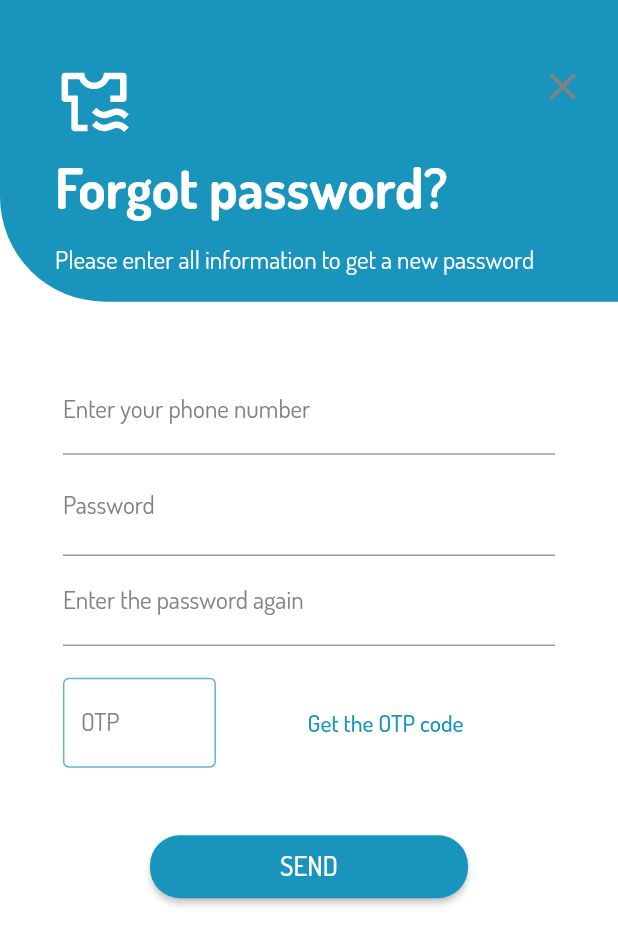
After one commit to HoDucDuy20/graceful_shop_mobile, a Flutter app: the ForgotPass screen opened directly, on a phone screen of 412 x 824 dp. The commit adds this screen. Shown: the top 945 px of the screen. Run offline on Flutter 3.47's test engine with Material 2 defaults, Android fonts, the phone set to English and light mode, and no system bars; our stand-ins replace carousel_slider, dots_indicator, flutter_datetime_picker, flutter_html, flutter_rating_bar, flutter_svg and 5 more; accounts and stored records are empty; network calls fail.

Commit message:
forgot_pass

```diff
--- a/graceful_shop/lib/controllers/invoice_controller.dart
+++ b/graceful_shop/lib/controllers/invoice_controller.dart
@@ -126,6 +126,8 @@ class InvoiceController extends GetxController {
       return;
     }
 
+    isLoading.value = true;
+
     var responseData = await RemoteService.cancelInvoice(userController.token.value, invoiceId, reason);
 
     if (responseData != null) {
@@ -150,6 +152,8 @@ class InvoiceController extends GetxController {
         snackPosition: SnackPosition.BOTTOM,
       );
     }
+
+    isLoading.value = false;
   }
 
   void getInvoiceDetail(Invoice invoice) async {
--- a/graceful_shop/lib/controllers/user_controller.dart
+++ b/graceful_shop/lib/controllers/user_controller.dart
@@ -72,9 +72,9 @@ class UserController extends GetxController {
     isLoading.value = false;
   }
 
-  void register(String name, String phone, String pass) async {
+  void register(String name, String phone, String email, String pass) async {
     isLoading.value = true;
-    var responseData = await RemoteService.register(name, phone, pass);
+    var responseData = await RemoteService.register(name, phone, email, pass);
     if (responseData != null) {
       int status = responseData.status;
       if (status == 0) {
@@ -194,4 +194,54 @@ class UserController extends GetxController {
     }
     isLoading.value = false;
   }
+
+  void forgotPass(String phone, String otp, String newPass) async {
+    isLoading.value = true;
+    var responseData = await RemoteService.forgotPass(phone, otp, newPass);
+    if (responseData != null) {
+      int status = responseData.status;
+      if (status == 0) {
+        Get.back();
+        Get.snackbar(
+          'SuccessfullyRetrievedPassword'.tr,
+          'FillInInformation'.tr,
+          snackPosition: SnackPosition.BOTTOM,
+        );
+      } else {
+        Get.snackbar(
+          'RetrievingPasswordFailed'.tr,
+          responseData.message,
+          snackPosition: SnackPosition.BOTTOM,
+        );
+      }
+    } else {
+      Get.snackbar(
+        'FailedAction'.tr,
+        'AnErrorOccurred'.tr,
+        snackPosition: SnackPosition.BOTTOM,
+      );
+    }
+    isLoading.value = false;
+  }
+
+  static void back() {
+    Get.back();
+  }
+
+  void requestOtp(String phone) async {
+    var responseData = await RemoteService.requestOtp(phone);
+    if (responseData != null) {
+      int status = responseData.status;
+      if (status == 0) {
+        // showSuccess('SendOtpSuccessfully'.tr);
+        // Future.delayed(const Duration(milliseconds: 300), back);
+      }
+    } else {
+      Get.snackbar(
+        'FailedAction'.tr,
+        'AnErrorOccurred'.tr,
+        snackPosition: SnackPosition.BOTTOM,
+      );
+    }
+  }
 }
--- a/graceful_shop/lib/resources/multiple_language/languages/st_en_us.dart
+++ b/graceful_shop/lib/resources/multiple_language/languages/st_en_us.dart
@@ -30,6 +30,8 @@ const Map<String, String> en = {
   'RequiredNameMax': 'Name up to 40 characters',
   'RegistrationFailed': 'Registration failed',
   'SignUpSuccess': 'Sign up success',
+  'RequiredEmail': 'Email cannot be blank',
+  'CorrectEmail': 'Please enter the correct email',
   //Home
   'Search': 'Search',
   'SeeMore': 'See more',
@@ -162,6 +164,7 @@ const Map<String, String> en = {
   'Canceled': 'Canceled',
   'InvoiceCode': 'Invoice code',
   'DateFounded': 'Date founded',
+  'InvoiceDetails': 'Invoice details',
   'ReasonForCancellation': 'Reason for cancellation',
   'CancelOrderSuccess': 'Cancel order successfully',
   'OrderCanceledBy': 'Order canceled by',
@@ -180,4 +183,12 @@ const Map<String, String> en = {
   'YouHaveNotStars': 'You have not rated the number of stars',
   'PleaseVote': 'Please vote for the product',
   'SuccessfulEvaluation': 'Successful evaluation!',
+  //ForgotPass
+  'ForgotPassTitle': 'Please enter all information to get a new password',
+  'GetOtp': 'Get the OTP code',
+  'RequiredOtp': 'OTP cannot be left blank',
+  'SuccessfullyRetrievedPassword': 'Successfully retrieved password',
+  'RetrievingPasswordFailed': 'Retrieving password failed',
+  'SendOtpSuccessfully': 'Send otp successfully',
+  'Second': 'Second',
 };
--- a/graceful_shop/lib/resources/multiple_language/languages/st_vi_vn.dart
+++ b/graceful_shop/lib/resources/multiple_language/languages/st_vi_vn.dart
@@ -30,6 +30,8 @@ const Map<String, String> vi = {
   'RequiredNameMax': 'Họ tên tối đa 40 ký tự',
   'RegistrationFailed': 'Đăng ký thất bại',
   'SignUpSuccess': 'Đăng ký thành công',
+  'RequiredEmail': 'Email không được để trống',
+  'CorrectEmail': 'Vui lòng nhập đúng email',
   //Home
   'Search': 'Tìm kiếm',
   'SeeMore': 'Xem thêm',
@@ -181,4 +183,12 @@ const Map<String, String> vi = {
   'YouHaveNotStars': 'Bạn chưa đánh giá số sao',
   'PleaseVote': 'Vui lòng bình chọn cho sản phẩm',
   'SuccessfulEvaluation': 'Đánh giá thành công!',
+  //ForgotPass
+  'ForgotPassTitle': 'Vui lòng nhập đầy đủ thông tin để lấy lại mật khẩu mới',
+  'GetOtp': 'Lấy mã OTP',
+  'RequiredOtp': 'OTP không được bỏ trống',
+  'SuccessfullyRetrievedPassword': 'Lấy mật khẩu thành công',
+  'RetrievingPasswordFailed': 'Lấy mật khẩu thất bại',
+  'SendOtpSuccessfully': 'Gửi OTP thành công',
+  'Second': 'Giây',
 };
--- a/graceful_shop/lib/resources/widgets/button.dart
+++ b/graceful_shop/lib/resources/widgets/button.dart
@@ -37,7 +37,7 @@ class ButtonSignInUp extends StatelessWidget {
             child: Text(
               title.toUpperCase(),
               style: TextStyle(
-                fontSize: Dimensions.font20,
+                fontSize: Dimensions.font17,
                 fontWeight: FontWeight.w500,
                 color: AppColors.whiteColor,
               ),
--- a/graceful_shop/lib/resources/widgets/header_login_register.dart
+++ b/graceful_shop/lib/resources/widgets/header_login_register.dart
@@ -24,9 +24,10 @@ class HeaderLoginRegister extends StatelessWidget {
         children: [
           Row(
             crossAxisAlignment: CrossAxisAlignment.start,
-            mainAxisSize: MainAxisSize.max,
             children: [
-              Column(
+              SizedBox(
+                width: Dimensions.width - Dimensions.w35,
+                child: Column(
                   mainAxisSize: MainAxisSize.min,
                   mainAxisAlignment: MainAxisAlignment.start,
                   crossAxisAlignment: CrossAxisAlignment.start,
@@ -44,7 +45,7 @@ class HeaderLoginRegister extends StatelessWidget {
                       child: Text(
                         title,
                         style: TextStyle(
-                        fontSize: Dimensions.font40,
+                          fontSize: Dimensions.font35,
                           fontWeight: FontWeight.w600,
                           color: AppColors.whiteColor,
                         ),
@@ -61,6 +62,7 @@ class HeaderLoginRegister extends StatelessWidget {
                       ),
                     )
                   ],
+                ),
               ),
             ],
           ),
--- /dev/null
+++ b/graceful_shop/lib/screens/forgot_pass/forgot_pass.dart
@@ -0,0 +1,302 @@
+import 'dart:async';
+
+import 'package:flutter/material.dart';
+import 'package:flutter/services.dart';
+import 'package:get/get.dart';
+import 'package:graceful_shop/controllers/user_controller.dart';
+import 'package:graceful_shop/resources/widgets/button.dart';
+import 'package:graceful_shop/resources/utils/colors.dart';
+import 'package:graceful_shop/resources/utils/dimensions.dart';
+import 'package:graceful_shop/resources/widgets/header_login_register.dart';
+
+class ForgotPass extends StatefulWidget {
+  const ForgotPass({Key? key}) : super(key: key);
+
+  @override
+  State<ForgotPass> createState() => _ForgotPassState();
+}
+
+class _ForgotPassState extends State<ForgotPass> {
+  UserController userController = Get.find<UserController>();
+  TextEditingController txtPhone = TextEditingController();
+  TextEditingController txtPass = TextEditingController();
+  TextEditingController txtPassCompare = TextEditingController();
+  TextEditingController txtOtp = TextEditingController();
+
+  late String errorPhone = '';
+  late String errorPass = '';
+  late String errorPassCompare = '';
+  late String errorOtp = '';
+
+  RxBool isHiden = true.obs;
+
+  changeHidenPass() {
+    if (mounted) {
+      isHiden.value = !isHiden.value;
+    }
+  }
+
+  bool isCountdown = false;
+
+  late Timer timer;
+  int start = 30;
+
+  void startTimer() {
+    setState(() {});
+    isCountdown = true;
+    const oneSec = Duration(seconds: 1);
+    timer = Timer.periodic(
+      oneSec,
+      (Timer timer) {
+        if (start == 0) {
+          setState(() {});
+          timer.cancel();
+          isCountdown = false;
+          start = 30;
+        } else {
+          setState(() {});
+          start--;
+        }
+      },
+    );
+  }
+
+  @override
+  void initState() {
+    super.initState();
+    userController.isLoading.value = false;
+  }
+
+  @override
+  void dispose() {
+    timer.cancel();
+    super.dispose();
+  }
+
+  @override
+  Widget build(BuildContext context) {
+    return Scaffold(
+      body: GestureDetector(
+        onTap: () {
+          FocusScope.of(context).requestFocus(FocusNode());
+        },
+        child: SingleChildScrollView(
+          child: Obx(() {
+            return Column(
+              children: [
+                HeaderLoginRegister(
+                  title: 'ForgotPass'.tr,
+                  subTitle: 'ForgotPassTitle'.tr,
+                ),
+                Padding(
+                  padding: EdgeInsets.symmetric(horizontal: Dimensions.w40),
+                  child: Column(
+                    children: [
+                      TextField(
+                        controller: txtPhone,
+                        decoration: InputDecoration(
+                          label: Text(
+                            'InputPhone'.tr,
+                            style: TextStyle(
+                              fontSize: Dimensions.font16,
+                              color: AppColors.grayColor,
+                            ),
+                          ),
+                          errorText: errorPhone == '' ? null : errorPhone,
+                        ),
+                        keyboardType: TextInputType.number,
+                        inputFormatters: <TextInputFormatter>[
+                          FilteringTextInputFormatter.digitsOnly
+                        ], // Only numbers can be entered
+                      ),
+                      TextField(
+                        obscureText: isHiden.value,
+                        controller: txtPass,
+                        decoration: InputDecoration(
+                          label: Text(
+                            'InputPass'.tr,
+                            style: TextStyle(
+                              fontSize: Dimensions.font16,
+                              color: AppColors.grayColor,
+                            ),
+                          ),
+                          suffix: InkWell(
+                            onTap: changeHidenPass,
+                            child: Icon(
+                              isHiden.value
+                                  ? Icons.visibility_off
+                                  : Icons.visibility,
+                            ),
+                          ),
+                          errorText: errorPass == '' ? null : errorPass,
+                        ),
+                      ),
+                      TextField(
+                        obscureText: isHiden.value,
+                        controller: txtPassCompare,
+                        decoration: InputDecoration(
+                          label: Text(
+                            'InputPass2'.tr,
+                            style: TextStyle(
+                              fontSize: Dimensions.font16,
+                              color: AppColors.grayColor,
+                            ),
+                          ),
+                          errorText:
+                              errorPassCompare == '' ? null : errorPassCompare,
+                        ),
+                      ),
+                      SizedBox(height: Dimensions.h20),
+                      Row(
+                        crossAxisAlignment: CrossAxisAlignment.center,
+                        children: [
+                          SizedBox(
+                            width: Dimensions.w100,
+                            child: TextField(
+                              onChanged: (value){
+                                if(value.length > 4){
+                                  txtOtp.text = value.substring(0,4);
+                                }
+                              },
+                              controller: txtOtp,
+                              textAlign: TextAlign.center,
+                              decoration: InputDecoration(
+                                focusedBorder: OutlineInputBorder(
+                                  borderRadius: const BorderRadius.all(Radius.circular(4)),
+                                  borderSide: BorderSide(width: 1,color: AppColors.blueAccentColor),
+                                ),
+                                enabledBorder: OutlineInputBorder(
+                                  borderRadius: const BorderRadius.all(Radius.circular(4)),
+                                  borderSide: BorderSide(width: 1,color: AppColors.blueAccentColor),
+                                ),
+                                label: Text(
+                                  'OTP'.tr,
+                                  style: TextStyle(
+                                    fontSize: Dimensions.font16,
+                                    color: AppColors.grayColor,
+                                  ),
+                                ),
+                                errorText: errorOtp == '' ? null : errorOtp,
+
+                              ),
+                              keyboardType: TextInputType.number,
+                              inputFormatters: <TextInputFormatter>[
+                                FilteringTextInputFormatter.digitsOnly
+                              ],
+                            ),
+                          ),
+                          Expanded(
+                            child: isCountdown
+                              ? Center(
+                                  child: Text(
+                                    '$start ${'Second'.tr}',
+                                    style: TextStyle(
+                                      fontSize: Dimensions.font15,
+                                      fontWeight: FontWeight.w500,
+                                      color: AppColors.mainColor,
+                                    ),
+                                  ),
+                                )
+                              : TextButton(
+                                onPressed: (){
+                                  FocusScope.of(context).requestFocus(FocusNode());
+                                  setState(() {});
+                                  final phone = txtPhone.value.text;
+                                  if (phone.isEmpty) {
+                                    errorPhone = 'RequiredPhone'.tr;
+                                    return;
+                                  } else if (phone.length == 10 && phone.substring(0, 1) == '0' && (phone.substring(1, 2) == '3'
+                                              || phone.substring(1, 2) == '5' || phone.substring(1, 2) == '7' || phone.substring(1, 2) == '8'
+                                              || phone.substring(1, 2) == '9')) {
+                                    errorPhone = '';
+                                  } else {
+                                    errorPhone = 'RequiredPhoneCorrect'.tr;
+                                    return;
+                                  }
+                                  userController.requestOtp(phone);
+                                  startTimer();
+                                },
+                                child: Text(
+                                  'GetOtp'.tr,
+                                  style: TextStyle(
+                                    fontSize: Dimensions.font15,
+                                    fontWeight: FontWeight.w500,
+                                    color: AppColors.mainColor,
+                                  ),
+                                ),
+                              ),
+                          ),
+                        ],
+                      ),
+                      Padding(
+                        padding: EdgeInsets.only(top: Dimensions.h40, bottom: Dimensions.h7),
+                        child: ButtonSignInUp(
+                          isLoading: userController.isLoading.value,
+                          title: 'Send'.tr,
+                          onPressed: () {
+                            FocusScope.of(context).requestFocus(FocusNode());
+                            setState(() {});
+                            //validation phone
+                            final phone = txtPhone.value.text;
+                            if (phone.isEmpty) {
+                              errorPhone = 'RequiredPhone'.tr;
+                            } else if (phone.length == 10 && phone.substring(0, 1) == '0' && (phone.substring(1, 2) == '3'
+                                        || phone.substring(1, 2) == '5' || phone.substring(1, 2) == '7' || phone.substring(1, 2) == '8'
+                                        || phone.substring(1, 2) == '9')) {
+                              errorPhone = '';
+                            } else {
+                              errorPhone = 'RequiredPhoneCorrect'.tr;
+                            }
+                            //validation pass
+                            final pass = txtPass.value.text;
+                            if (pass.isEmpty) {
+                              errorPass = 'RequiredPass'.tr;
+                            } else if (pass.length < 6) {
+                              errorPass = 'RequiredPassMin'.tr;
+                            } else if (pass.length > 20) {
+                              errorPass = 'RequiredPassMax'.tr;
+                            } else {
+                              errorPass = '';
+                            }
+                            //validation pass compare
+                            final passCompare = txtPassCompare.value.text;
+                            if (passCompare.isEmpty) {
+                              errorPassCompare = 'RequiredPass'.tr;
+                            } else if (passCompare.length < 6) {
+                              errorPassCompare = 'RequiredPassMin'.tr;
+                            } else if (passCompare.length > 20) {
+                              errorPassCompare = 'RequiredPassMax'.tr;
+                            } else if (passCompare != pass) {
+                              errorPassCompare = 'RequiredPass_Compare'.tr;
+                            } else {
+                              errorPassCompare = '';
+                            }
+                            //validation otp
+                            final otp = txtOtp.value.text;
+                            if (otp.isEmpty) {
+                              errorOtp = 'RequiredOtp'.tr;
+                            } else {
+                              errorOtp = '';
+                            }
+                            print(otp);
+                            //check error
+                            if (errorPhone != '' || errorPass != ''|| errorPassCompare != '' || errorOtp != '') {
+                              return;
+                            } else {
+                              userController.forgotPass(phone, otp, pass);
+                            }
+                          },
+                        ),
+                      ),
+                      SizedBox(height: Dimensions.h40),
+                    ],
+                  ),
+                ),
+              ],
+            );
+          }),
+        ),
+      ),
+    );
+  }
+}
--- a/graceful_shop/lib/screens/home/slide_advertise.dart
+++ b/graceful_shop/lib/screens/home/slide_advertise.dart
@@ -2,6 +2,7 @@ import 'package:carousel_slider/carousel_slider.dart';
 import 'package:dots_indicator/dots_indicator.dart';
 import 'package:flutter/material.dart';
 import 'package:get/get.dart';
+import 'package:graceful_shop/controllers/product_controller.dart';
 import 'package:graceful_shop/controllers/slide_ads_controller.dart';
 import 'package:graceful_shop/resources/utils/colors.dart';
 import 'package:graceful_shop/screens/advertise_detail/advertise_detail.dart';
@@ -12,6 +13,7 @@ class ImgSlide extends StatelessWidget {
   ImgSlide({Key? key}) : super(key: key);
   final CarouselController _controller = CarouselController();
   SlideAdsController slideAdsController = Get.find<SlideAdsController>();
+  ProductController productController = Get.find<ProductController>();
   RxInt i = 0.obs;
 
   @override
@@ -45,7 +47,7 @@ class ImgSlide extends StatelessWidget {
                   builder: (BuildContext context) {
                     return InkWell(
                       onTap: () {
-                        slideAdsController.getSlideAdsDetail(i.id);
+                        productController.getSlideAdsDetail(i.id);
                         Get.to(() => AdvertiseDetail(slideAdsDetail: i));
                       },
                       child: SizedBox(
--- a/graceful_shop/lib/screens/login/login.dart
+++ b/graceful_shop/lib/screens/login/login.dart
@@ -3,6 +3,7 @@ import 'package:flutter/services.dart';
 import 'package:get/get.dart';
 import 'package:graceful_shop/controllers/user_controller.dart';
 import 'package:graceful_shop/resources/widgets/button.dart';
+import 'package:graceful_shop/screens/forgot_pass/forgot_pass.dart';
 import 'package:graceful_shop/screens/login/link_register.dart';
 import 'package:graceful_shop/screens/login/login_with_google.dart';
 import 'package:graceful_shop/resources/utils/colors.dart';
@@ -134,7 +135,9 @@ class _LoginState extends State<Login> {
                         ),
                       ),
                       TextButton(
-                        onPressed: () {},
+                        onPressed: () {
+                          Get.to(() => const ForgotPass());
+                        },
                         child: Text(
                           'ForgotPass'.tr,
                           style: TextStyle(
--- a/graceful_shop/lib/services/url.dart
+++ b/graceful_shop/lib/services/url.dart
@@ -89,3 +89,9 @@ Uri uriProductNotYedRated() => formaterApi('product-not-yed-rated');
 Uri uriProductRated() => formaterApi('product-rated');
 
 Uri uriRatedDetail(int id) => formaterApi('rated-detail/$id');
+
+Uri uriRequestOtp() => formaterApi('request-otp');
+
+// Uri uriVerifyOtp() => formaterApi('verify-otp');
+
+Uri uriForgotPass() => formaterApi('forgot-pass');
--- a/graceful_shop/pubspec.yaml
+++ b/graceful_shop/pubspec.yaml
@@ -76,7 +76,6 @@ flutter:
     - assets/icons/
     - assets/images/
     - assets/svg/
-    - assets/svg/categorys/
     - assets/svg/icons/
     - assets/svg/langs/
 
```
Also changed, not shown: graceful_shop/lib/controllers/product_controller.dart (+11 -0 lines), graceful_shop/lib/controllers/slide_ads_controller.dart (+2 -10 lines), graceful_shop/lib/screens/advertise_detail/advertise_detail.dart (+14 -1 lines), graceful_shop/lib/screens/personal_page_detail/personal_page_edit.dart (+12 -1 lines), graceful_shop/lib/screens/register/register.dart (+25 -1 lines), graceful_shop/lib/services/remote_service.dart (+49 -4 lines). Lines whose indentation alone changed are shown as unchanged.
